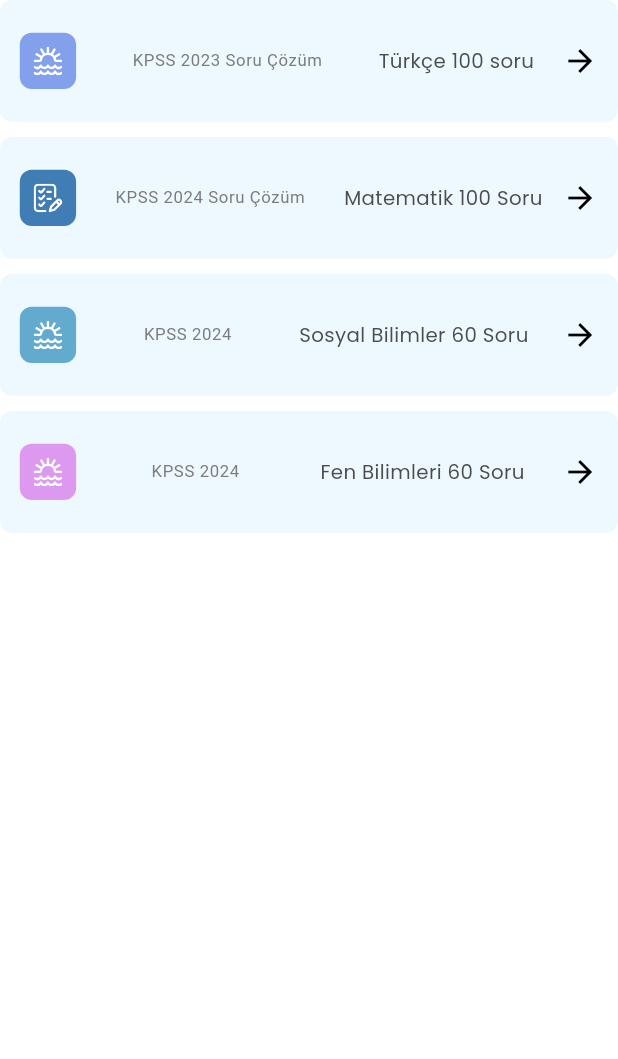
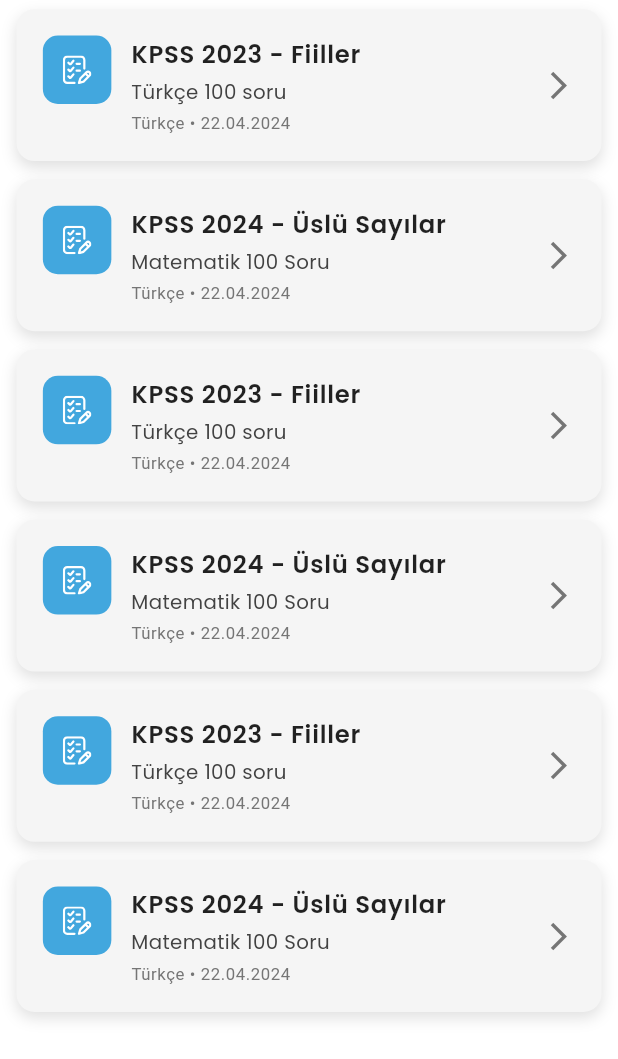
Before and after one commit to yekkaplan/sorubank, a Flutter app: the ContentGrid widget shown alone on an empty page, opened directly, on a phone screen of 412 x 824 dp. Shown: the top 1059 px of the screen. Run offline on Flutter 3.47's test engine with Material 3 defaults, Android fonts, the phone set to English and light mode, and no system bars; our stand-ins replace awesome_notifications, dio, firebase_core, firebase_messaging, flutter_screenutil, flutter_svg and 6 more; accounts and stored records are empty; network calls fail; project files that could hold a hidden picture were left out.

Commit message:
feature: lecture ui/ux

```diff
--- /dev/null
+++ b/lib/app/data/models/test_model.dart
@@ -0,0 +1,18 @@
+import 'dart:ui';
+
+class DataGridModelMock {
+  final String title;
+  final String subtitle;
+  final String questionCount;
+  final String iconPath;
+  final Color backgroundColor;
+  final Color iconBackgroundColor;
+
+  DataGridModelMock(
+      {required this.title,
+      required this.subtitle,
+      required this.iconPath,
+      required this.backgroundColor,
+      required this.iconBackgroundColor,
+      required this.questionCount});
+}
--- a/lib/app/modules/home/views/content.dart
+++ b/lib/app/modules/home/views/content.dart
@@ -1,5 +1,6 @@
 import 'package:flutter/material.dart';
 import 'package:get/get.dart';
+import 'package:getx_skeleton/app/modules/home/views/widgets/content_grid.dart';
 
 import '../controllers/home_controller.dart';
 
@@ -9,17 +10,40 @@ class ContentPage extends GetView<HomeController> {
   @override
   Widget build(BuildContext context) {
     return Scaffold(
+      backgroundColor: Get.theme.scaffoldBackgroundColor,
       appBar: AppBar(
-        title: Text('Tüm Testler'),
+        title:
+            Text('Tüm Testler', style: TextStyle(fontWeight: FontWeight.bold)),
+        centerTitle: true,
       ),
       body: GetBuilder<HomeController>(
         builder: (controller) {
-          return Container(
+          return Padding(
             padding: EdgeInsets.all(16),
             child: Column(
+              crossAxisAlignment: CrossAxisAlignment.start,
               children: [
-                Text('Lütfen Sınav Türünü Seçiniz'),
-                DropdownButton<String>(
+                Text(
+                  'Lütfen Sınav Türünü Seçiniz',
+                  style: Theme.of(context).textTheme.headlineSmall?.copyWith(
+                        fontWeight: FontWeight.w600,
+                        color: Colors.black87,
+                      ),
+                ),
+                SizedBox(height: 16), // Space between text and dropdown
+                _buildDropdown(controller),
+                SizedBox(height: 20), // Space between dropdown and content grid
+                Expanded(child: ContentGrid()), // Display the content grid
+              ],
+            ),
+          );
+        },
+      ),
+    );
+  }
+
+  Widget _buildDropdown(HomeController controller) {
+    return DropdownButton<String>(
       isExpanded: true,
       value: controller.selectedValue.value,
       icon: Icon(Icons.arrow_downward),
@@ -31,8 +55,9 @@ class ContentPage extends GetView<HomeController> {
         color: Colors.blueAccent,
       ),
       onChanged: (String? newValue) {
-                    // Yeni bir değer seçildiğinde controller'daki metodu çağırıyoruz
-                    controller.setSelectedValue(newValue!);
+        if (newValue != null) {
+          controller.setSelectedValue(newValue);
+        }
       },
       items: controller.optionsDropdown
           .map<DropdownMenuItem<String>>((String value) {
@@ -41,12 +66,6 @@ class ContentPage extends GetView<HomeController> {
           child: Text(value),
         );
       }).toList(),
-                ),
-              ],
-            ),
-          );
-        },
-      ),
     );
   }
 }
--- a/lib/app/modules/home/views/widgets/content_grid.dart
+++ b/lib/app/modules/home/views/widgets/content_grid.dart
@@ -1,21 +1,22 @@
 import 'package:flutter/material.dart';
 import 'package:flutter_screenutil/flutter_screenutil.dart';
 import 'package:flutter_svg/flutter_svg.dart';
+import 'package:get/get.dart';
 
 // mock model
 class ContentGridModelMock {
   final String title;
   final String subtitle;
-  final String iconPath;
-  final Color backgroundColor;
-  final Color iconBackgroundColor;
+  final String exampleType;
+  final String subject;
+  final String date;
 
   ContentGridModelMock({
     required this.title,
     required this.subtitle,
-    required this.iconPath,
-    required this.backgroundColor,
-    required this.iconBackgroundColor,
+    required this.exampleType,
+    required this.subject,
+    required this.date,
   });
 }
 
@@ -24,89 +25,141 @@ class ContentGrid extends StatelessWidget {
 
   final List<ContentGridModelMock> data = [
     ContentGridModelMock(
-      title: 'KPSS 2023 Soru Çözüm',
+      title: 'KPSS 2023',
       subtitle: 'Türkçe 100 soru',
-      iconPath: 'assets/vectors/vocation.svg',
-      backgroundColor: const Color(0xFFEEF9FF),
-      iconBackgroundColor: const Color(0xFF83A0EC),
-    ),
-    ContentGridModelMock(
-      title: 'KPSS 2024 Soru Çözüm',
-      subtitle: 'Matematik 100 Soru',
-      iconPath: 'assets/vectors/tasks.svg',
-      backgroundColor: const Color(0xFFEEF9FF),
-      iconBackgroundColor: const Color.fromARGB(255, 63, 125, 180),
+      exampleType: 'Türkçe',
+      subject: 'Fiiller',
+      date: '22.04.2024',
     ),
     ContentGridModelMock(
       title: 'KPSS 2024',
-      subtitle: 'Sosyal Bilimler 60 Soru',
-      iconPath: 'assets/vectors/vocation.svg',
-      backgroundColor: const Color(0xFFEEF9FF),
-      iconBackgroundColor: const Color.fromARGB(255, 98, 170, 206),
+      subtitle: 'Matematik 100 Soru',
+      exampleType: 'Türkçe',
+      subject: 'Üslü Sayılar',
+      date: '22.04.2024',
+    ),
+    ContentGridModelMock(
+      title: 'KPSS 2023',
+      subtitle: 'Türkçe 100 soru',
+      exampleType: 'Türkçe',
+      subject: 'Fiiller',
+      date: '22.04.2024',
     ),
     ContentGridModelMock(
       title: 'KPSS 2024',
-      subtitle: ' Fen Bilimleri 60 Soru',
-      iconPath: 'assets/vectors/vocation.svg',
-      backgroundColor: const Color(0xFFEEF9FF),
-      iconBackgroundColor: const Color.fromARGB(255, 221, 153, 239),
+      subtitle: 'Matematik 100 Soru',
+      exampleType: 'Türkçe',
+      subject: 'Üslü Sayılar',
+      date: '22.04.2024',
+    ),
+    ContentGridModelMock(
+      title: 'KPSS 2023',
+      subtitle: 'Türkçe 100 soru',
+      exampleType: 'Türkçe',
+      subject: 'Fiiller',
+      date: '22.04.2024',
+    ),
+    ContentGridModelMock(
+      title: 'KPSS 2024',
+      subtitle: 'Matematik 100 Soru',
+      exampleType: 'Türkçe',
+      subject: 'Üslü Sayılar',
+      date: '22.04.2024',
     ),
   ];
 
   @override
   Widget build(BuildContext context) {
     var theme = Theme.of(context);
+    bool isDarkMode = theme.brightness == Brightness.dark;
 
-    return GridView.builder(
-      padding: EdgeInsets.zero,
-      physics: const NeverScrollableScrollPhysics(),
-      itemCount: data.length,
-      shrinkWrap: true,
-      gridDelegate: SliverGridDelegateWithFixedCrossAxisCount(
-        crossAxisCount: 1,
-        crossAxisSpacing: 11.w,
-        mainAxisSpacing: 10.h,
-        mainAxisExtent: 80.h,
+    return SingleChildScrollView(
+      child: Column(
+        children: data.map((gridData) {
+          return Padding(
+            padding: EdgeInsets.symmetric(vertical: 6.h, horizontal: 10.w),
+            child: Container(
+              padding: EdgeInsets.all(16.w),
+              decoration: BoxDecoration(
+                color: isDarkMode ? Colors.grey[800] : Colors.grey.shade100,
+                borderRadius: BorderRadius.circular(12),
+                boxShadow: [
+                  BoxShadow(
+                    color: Colors.black12,
+                    blurRadius: 8,
+                    offset: Offset(0, 4),
                   ),
-      itemBuilder: (ctx, index) {
-        var gridData = data[index];
-        return Container(
-          padding: EdgeInsets.symmetric(horizontal: 12.w, vertical: 10.h),
-          decoration: BoxDecoration(
-            color: gridData.backgroundColor,
-            borderRadius: BorderRadius.circular(8),
+                ],
               ),
               child: Row(
                 mainAxisAlignment: MainAxisAlignment.spaceBetween,
                 children: [
-              Container(
-                height: 37.h,
-                width: 37.h,
+                  Row(
+                    crossAxisAlignment: CrossAxisAlignment.start,
+                    children: [
+                      _buildIconContainer(isDarkMode),
+                      SizedBox(width: 12.w),
+                      Column(
+                        crossAxisAlignment: CrossAxisAlignment.start,
+                        children: [
+                          Text(
+                            '${gridData.title} - ${gridData.subject}',
+                            style: theme.textTheme.bodyLarge?.copyWith(
+                              fontWeight: FontWeight.bold,
+                              color: isDarkMode ? Colors.white : Colors.black87,
+                            ),
+                          ),
+                          SizedBox(height: 4.h),
+                          Text(
+                            gridData.subtitle,
+                            style: theme.textTheme.bodyMedium?.copyWith(
+                              color: isDarkMode
+                                  ? Colors.white70
+                                  : Colors.grey[800],
+                            ),
+                          ),
+                          SizedBox(height: 4.h),
+                          Text(
+                            '${gridData.exampleType} • ${gridData.date}',
+                            style: theme.textTheme.bodySmall?.copyWith(
+                              color: isDarkMode
+                                  ? Colors.white60
+                                  : Colors.grey[600],
+                            ),
+                          ),
+                        ],
+                      ),
+                    ],
+                  ),
+                  Icon(
+                    Icons.arrow_forward_ios,
+                    color: isDarkMode ? Colors.white70 : Colors.grey[600],
+                    size: 20.w,
+                  ),
+                ],
+              ),
+            ),
+          );
+        }).toList(),
+      ),
+    );
+  }
+
+  Widget _buildIconContainer(bool isDarkMode) {
+    return Container(
+      height: 45.h,
+      width: 45.h,
       decoration: BoxDecoration(
-                  color: gridData.iconBackgroundColor,
-                  borderRadius: BorderRadius.circular(8),
+        color: Get.theme.primaryColor,
+        borderRadius: BorderRadius.circular(10),
       ),
       child: SvgPicture.asset(
-                  gridData.iconPath,
-                  height: 19.h,
-                  fit: BoxFit.none,
+        'assets/vectors/tasks.svg',
+        height: 24.h,
+        width: 24.h,
+        fit: BoxFit.scaleDown,
+        color: isDarkMode ? Colors.white : Colors.white,
       ),
-              ),
-              8.verticalSpace,
-              Text(
-                gridData.title,
-                style: theme.textTheme.bodySmall,
-              ),
-              7.verticalSpace,
-              Text(gridData.subtitle,
-                  style: theme.textTheme.bodyMedium?.copyWith(
-                    color: const Color(0xFF4B4C4D),
-                  )),
-              Icon(Icons.arrow_forward_outlined)
-            ],
-          ),
-        );
-      },
     );
   }
 }
--- a/lib/app/modules/home/views/widgets/main_row_buttons.dart
+++ b/lib/app/modules/home/views/widgets/main_row_buttons.dart
@@ -17,7 +17,7 @@ class CustomButtonRow extends StatelessWidget {
       isDarkMode ? Color(0xFF2C3E50) : Color(0xFFEEE8A9),
     ];
 
-    final textColor = isDarkMode ? Colors.white : Colors.black87;
+    final textColor = isDarkMode ? Colors.white : Colors.black54;
 
     return Container(
       padding: EdgeInsets.symmetric(horizontal: 20, vertical: 20),
```
Lines whose indentation alone changed are shown as unchanged.
